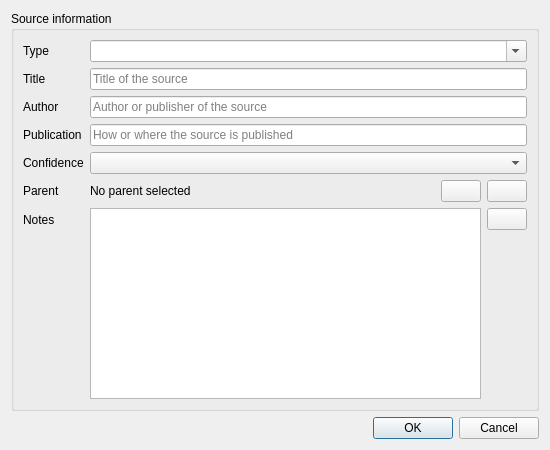
Before: the Qt Designer form src/ui/source/source_editor_dialog.ui in niknetniko/opa, drawn with Qt 5.
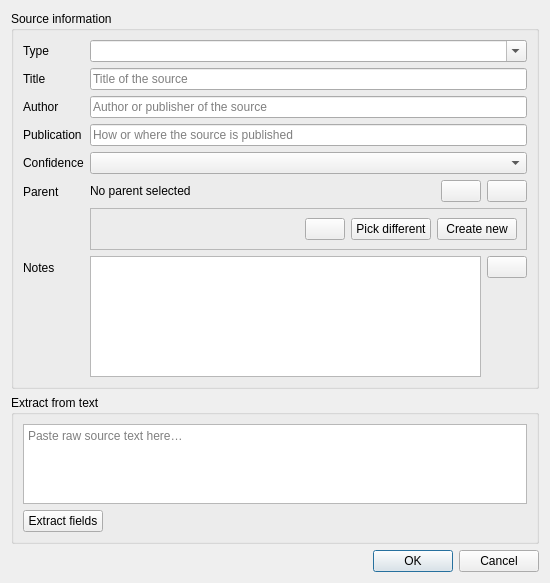
After: the same form once the commit is applied. Icons and pictures are not drawn. Custom widgets are drawn as their Qt base class.

Commit message: Add AI extraction to sources

Diff of the .ui file:
```diff
--- a/src/ui/source/source_editor_dialog.ui
+++ b/src/ui/source/source_editor_dialog.ui
@@ -7,7 +7,7 @@
     <x>0</x>
     <y>0</y>
     <width>550</width>
-    <height>450</height>
+    <height>583</height>
    </rect>
   </property>
   <property name="windowTitle">
@@ -176,6 +176,62 @@
           </item>
          </layout>
         </item>
+        <item>
+         <widget class="QFrame" name="parentSuggestionFrame">
+          <property name="visible">
+           <bool>false</bool>
+          </property>
+          <property name="frameShape">
+           <enum>QFrame::Shape::StyledPanel</enum>
+          </property>
+          <layout class="QHBoxLayout" name="parentSuggestionLayout">
+           <item>
+            <widget class="QLabel" name="parentSuggestionIconLabel">
+             <property name="text">
+              <string/>
+             </property>
+            </widget>
+           </item>
+           <item>
+            <widget class="QLabel" name="parentSuggestionLabel">
+             <property name="sizePolicy">
+              <sizepolicy hsizetype="Expanding" vsizetype="Preferred">
+               <horstretch>0</horstretch>
+               <verstretch>0</verstretch>
+              </sizepolicy>
+             </property>
+             <property name="text">
+              <string/>
+             </property>
+            </widget>
+           </item>
+           <item>
+            <widget class="QPushButton" name="parentSuggestionUseButton">
+             <property name="text">
+              <string/>
+             </property>
+             <property name="icon">
+              <iconset theme="dialog-ok-apply"/>
+             </property>
+            </widget>
+           </item>
+           <item>
+            <widget class="QPushButton" name="parentSuggestionPickButton">
+             <property name="text">
+              <string>Pick different</string>
+             </property>
+            </widget>
+           </item>
+           <item>
+            <widget class="QPushButton" name="parentSuggestionCreateButton">
+             <property name="text">
+              <string>Create new</string>
+             </property>
+            </widget>
+           </item>
+          </layout>
+         </widget>
+        </item>
        </layout>
       </item>
       <item row="3" column="1">
@@ -188,6 +244,67 @@
      </layout>
     </widget>
    </item>
+   <item>
+    <widget class="QGroupBox" name="aiGroup">
+     <property name="title">
+      <string>Extract from text</string>
+     </property>
+     <property name="flat">
+      <bool>false</bool>
+     </property>
+     <property name="checkable">
+      <bool>false</bool>
+     </property>
+     <layout class="QVBoxLayout" name="aiGroupLayout">
+      <item>
+       <widget class="QPlainTextEdit" name="rawTextEdit">
+        <property name="minimumSize">
+         <size>
+          <width>0</width>
+          <height>80</height>
+         </size>
+        </property>
+        <property name="maximumSize">
+         <size>
+          <width>16777215</width>
+          <height>80</height>
+         </size>
+        </property>
+        <property name="placeholderText">
+         <string>Paste raw source text here…</string>
+        </property>
+       </widget>
+      </item>
+      <item>
+       <layout class="QHBoxLayout" name="aiRowLayout">
+        <item>
+         <widget class="QPushButton" name="extractButton">
+          <property name="text">
+           <string>Extract fields</string>
+          </property>
+          <property name="icon">
+           <iconset theme="tools-wizard"/>
+          </property>
+         </widget>
+        </item>
+        <item>
+         <widget class="QLabel" name="aiStatusLabel">
+          <property name="sizePolicy">
+           <sizepolicy hsizetype="Expanding" vsizetype="Preferred">
+            <horstretch>0</horstretch>
+            <verstretch>0</verstretch>
+           </sizepolicy>
+          </property>
+          <property name="text">
+           <string/>
+          </property>
+         </widget>
+        </item>
+       </layout>
+      </item>
+     </layout>
+    </widget>
+   </item>
    <item>
     <widget class="QDialogButtonBox" name="dialogButtons">
      <property name="standardButtons">
```
The commit also changes 5 other files.
